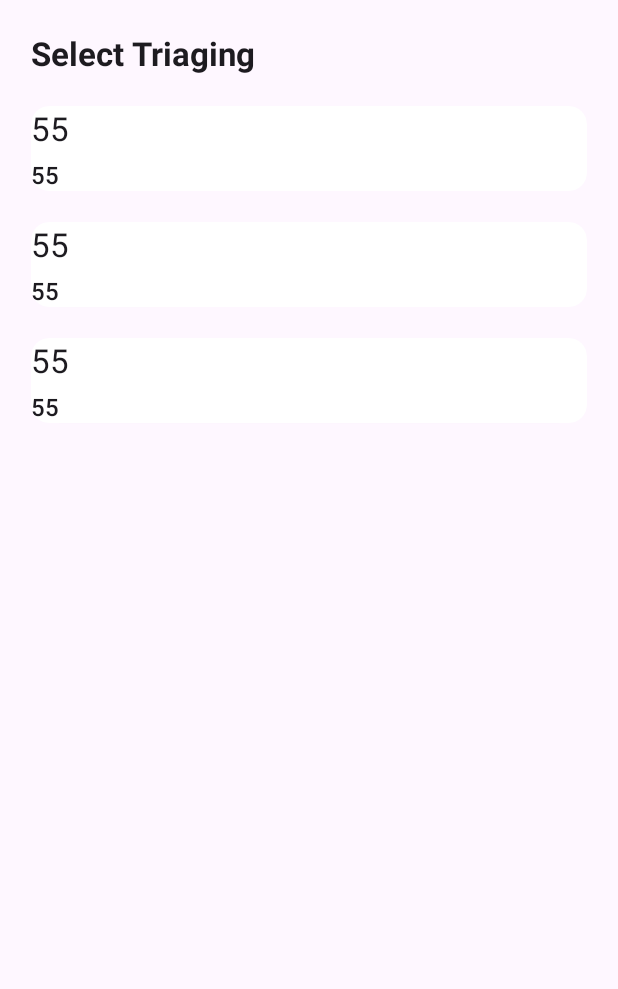
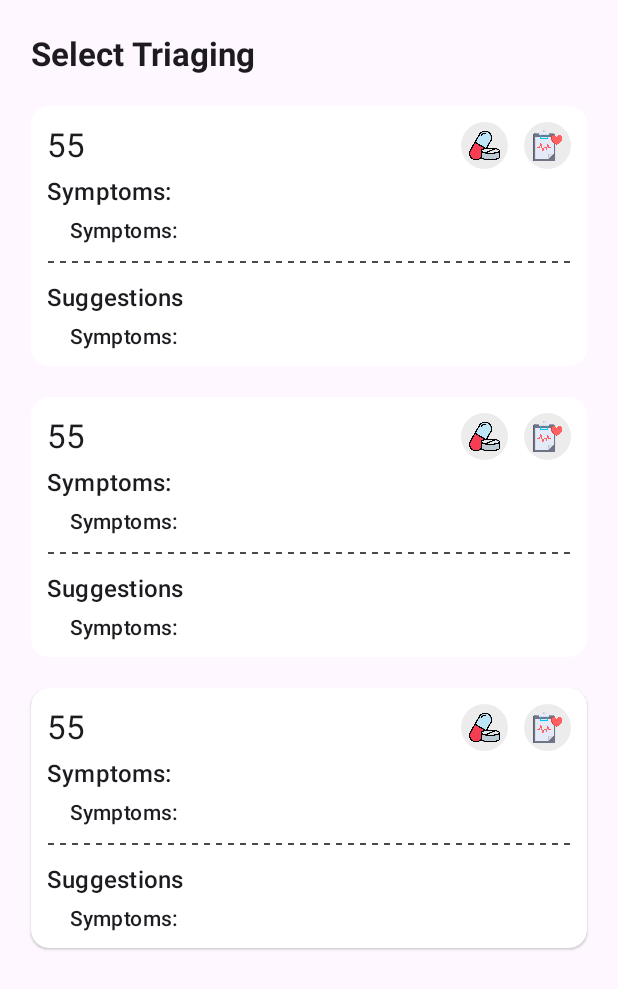
Before and after one commit to kunjan8794/UHI_Innovation_Challenge_4_Argusoft_Final_Submission, an Android app: the layout fragment_triaging.xml on its own in the app's theme, with its tools: preview values and no code run, on a phone screen of 412 x 824 dp. Shown: the top 989 px of the screen. Run offline under Robolectric (Android 15) with nearby library versions, the phone set to English and light mode, and no system bars.

Commit message:
* Triaging design

```diff
--- a/adbm_hackathon_android/app/src/main/java/com/uhi/ui/dashboard/triaging/TriagingAdapter.kt
+++ b/adbm_hackathon_android/app/src/main/java/com/uhi/ui/dashboard/triaging/TriagingAdapter.kt
@@ -52,7 +52,6 @@ class TriagingAdapter(
 
         fun bind(question: Question) = with(question) {
             binding.titleTextView.text = title
-            binding.descriptionTextView.text = description
         }
     }
 }
--- /dev/null
+++ b/adbm_hackathon_android/app/src/main/res/drawable/ic_divider.xml
@@ -0,0 +1,5 @@
+<?xml version="1.0" encoding="utf-8"?>
+<shape xmlns:android="http://schemas.android.com/apk/res/android" android:shape="line">
+<stroke android:width="1dp" android:dashGap="4dp" android:dashWidth="4dp"
+    android:color="@color/colorLightBlack"/>
+</shape>
--- a/adbm_hackathon_android/app/src/main/res/layout/list_item_triaging.xml
+++ b/adbm_hackathon_android/app/src/main/res/layout/list_item_triaging.xml
@@ -2,34 +2,103 @@
 <com.google.android.material.card.MaterialCardView xmlns:android="http://schemas.android.com/apk/res/android"
     xmlns:app="http://schemas.android.com/apk/res-auto"
     xmlns:tools="http://schemas.android.com/tools"
+    style="@style/MaterialCardView"
     android:layout_width="match_parent"
-    style="@style/MaterialCardView"
-    android:layout_marginTop="@dimen/default_margin"
+    android:layout_height="wrap_content"
     android:layout_marginHorizontal="@dimen/default_margin"
-    android:layout_height="wrap_content">
+    android:layout_marginTop="@dimen/default_margin">
 
     <androidx.constraintlayout.widget.ConstraintLayout
         android:layout_width="match_parent"
-        android:layout_height="wrap_content">
+        android:layout_height="wrap_content"
+        android:layout_margin="@dimen/_8sdp">
+
+
+        <androidx.appcompat.widget.AppCompatImageView
+            android:id="@+id/testReportImageView"
+            android:layout_width="@dimen/_24sdp"
+            android:layout_height="@dimen/_24sdp"
+            android:padding="@dimen/_4sdp"
+            android:backgroundTint="@color/colorGray"
+            android:background="@drawable/drawable_circle"
+            app:layout_constraintBottom_toBottomOf="@id/titleTextView"
+            app:layout_constraintEnd_toEndOf="parent"
+            app:layout_constraintTop_toTopOf="@+id/titleTextView"
+            app:srcCompat="@drawable/ic_medical" />
+
+        <androidx.appcompat.widget.AppCompatImageView
+            android:id="@+id/medicineImageview"
+            android:layout_width="@dimen/_24sdp"
+            android:layout_height="@dimen/_24sdp"
+            android:padding="@dimen/_4sdp"
+            android:backgroundTint="@color/colorGray"
+            android:background="@drawable/drawable_circle"
+            android:layout_marginEnd="@dimen/_8sdp"
+            app:layout_constraintBottom_toBottomOf="@id/titleTextView"
+            app:layout_constraintEnd_toStartOf="@+id/testReportImageView"
+            app:layout_constraintTop_toTopOf="@+id/titleTextView"
+            app:srcCompat="@drawable/ic_medicine" />
 
         <com.google.android.material.textview.MaterialTextView
             android:id="@+id/titleTextView"
             style="@style/TextView.Title"
-            android:layout_width="wrap_content"
+            android:layout_width="0dp"
             android:layout_height="wrap_content"
+            app:layout_constraintEnd_toStartOf="@+id/medicineImageview"
             app:layout_constraintStart_toStartOf="parent"
             app:layout_constraintTop_toTopOf="parent"
             tools:text="55" />
 
         <com.google.android.material.textview.MaterialTextView
-            android:id="@+id/descriptionTextView"
+            android:id="@+id/symptomsLabelTextView"
             style="@style/TextView.Medium"
             android:layout_width="wrap_content"
             android:layout_height="wrap_content"
             android:layout_marginTop="@dimen/_4sdp"
+            android:text="@string/label_symptoms"
             app:layout_constraintStart_toStartOf="@id/titleTextView"
-            app:layout_constraintTop_toBottomOf="@id/titleTextView"
-            tools:text="55" />
+            app:layout_constraintTop_toBottomOf="@id/titleTextView" />
+
+        <com.google.android.material.textview.MaterialTextView
+            android:id="@+id/symptomsTextView"
+            style="@style/TextView.Small"
+            android:layout_width="wrap_content"
+            android:layout_height="wrap_content"
+            android:layout_marginStart="@dimen/_12sdp"
+            android:layout_marginTop="@dimen/_4sdp"
+            android:text="@string/label_symptoms"
+            app:layout_constraintStart_toStartOf="@id/titleTextView"
+            app:layout_constraintTop_toBottomOf="@id/symptomsLabelTextView" />
+
+
+        <View
+            android:id="@+id/dividerView"
+            android:layout_width="match_parent"
+            android:layout_height="@dimen/_2sdp"
+            android:layout_marginTop="@dimen/_8sdp"
+            android:background="@drawable/ic_divider"
+            app:layout_constraintTop_toBottomOf="@+id/symptomsTextView" />
+
+        <com.google.android.material.textview.MaterialTextView
+            android:id="@+id/suggestionsLabelTextView"
+            style="@style/TextView.Medium"
+            android:layout_width="wrap_content"
+            android:layout_height="wrap_content"
+            android:layout_marginTop="@dimen/_8sdp"
+            android:text="@string/label_suggestions"
+            app:layout_constraintStart_toStartOf="@id/titleTextView"
+            app:layout_constraintTop_toBottomOf="@id/dividerView" />
+
+        <com.google.android.material.textview.MaterialTextView
+            android:id="@+id/suggestionsTextView"
+            style="@style/TextView.Small"
+            android:layout_width="wrap_content"
+            android:layout_height="wrap_content"
+            android:layout_marginStart="@dimen/_12sdp"
+            android:layout_marginTop="@dimen/_4sdp"
+            android:text="@string/label_symptoms"
+            app:layout_constraintStart_toStartOf="@id/titleTextView"
+            app:layout_constraintTop_toBottomOf="@id/suggestionsLabelTextView" />
 
     </androidx.constraintlayout.widget.ConstraintLayout>
 </com.google.android.material.card.MaterialCardView>
--- a/adbm_hackathon_android/app/src/main/res/values/colors.xml
+++ b/adbm_hackathon_android/app/src/main/res/values/colors.xml
@@ -15,6 +15,7 @@
     <color name="colorSnackBarSuccessText">#FFFFFF</color>
 
     <color name="colorWhite">#FFFFFF</color>
+    <color name="colorGray">#4DC0C0C0</color>
     <color name="colorBlack">#000000</color>
     <color name="colorTransparent">#00000000</color>
     <color name="colorGreen">#00ff00</color>
--- a/adbm_hackathon_android/app/src/main/res/values/strings.xml
+++ b/adbm_hackathon_android/app/src/main/res/values/strings.xml
@@ -37,4 +37,6 @@
     <string name="button_continue">" Continue Consultation"</string>
     <string name="button_go_to">Go to Treatment</string>
     <string name="select_triaging">Select Triaging</string>
+    <string name="label_symptoms">Symptoms:</string>
+    <string name="label_suggestions">Suggestions</string>
 </resources>
--- a/adbm_hackathon_android/app/src/main/res/values/styles.xml
+++ b/adbm_hackathon_android/app/src/main/res/values/styles.xml
@@ -67,6 +67,8 @@
 
     <style name="TextView.Medium" parent="TextAppearance.Material3.TitleMedium"/>
 
+    <style name="TextView.Small" parent="TextAppearance.Material3.TitleSmall"/>
+
     <style name="TextView.Title.ColoPrimary" parent="TextAppearance.Material3.TitleLarge">
         <item name="android:textColor">@color/colorPrimary</item>
     </style>
```
Also changed, not shown: adbm_hackathon_android/app/src/main/res/drawable-hdpi/ic_medical.png (added), adbm_hackathon_android/app/src/main/res/drawable-hdpi/ic_medicine.png (added).
